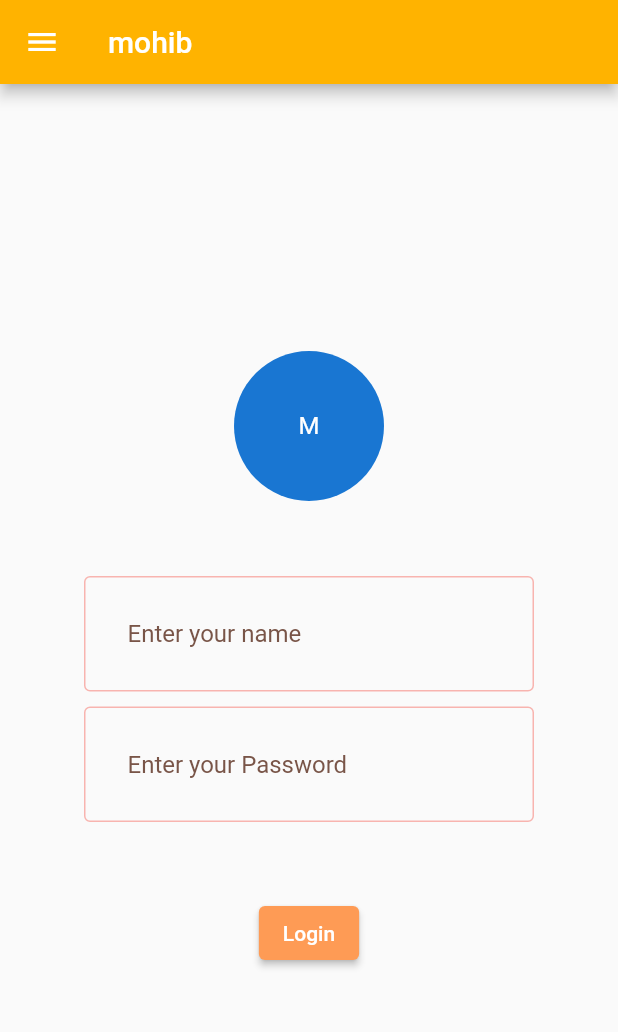
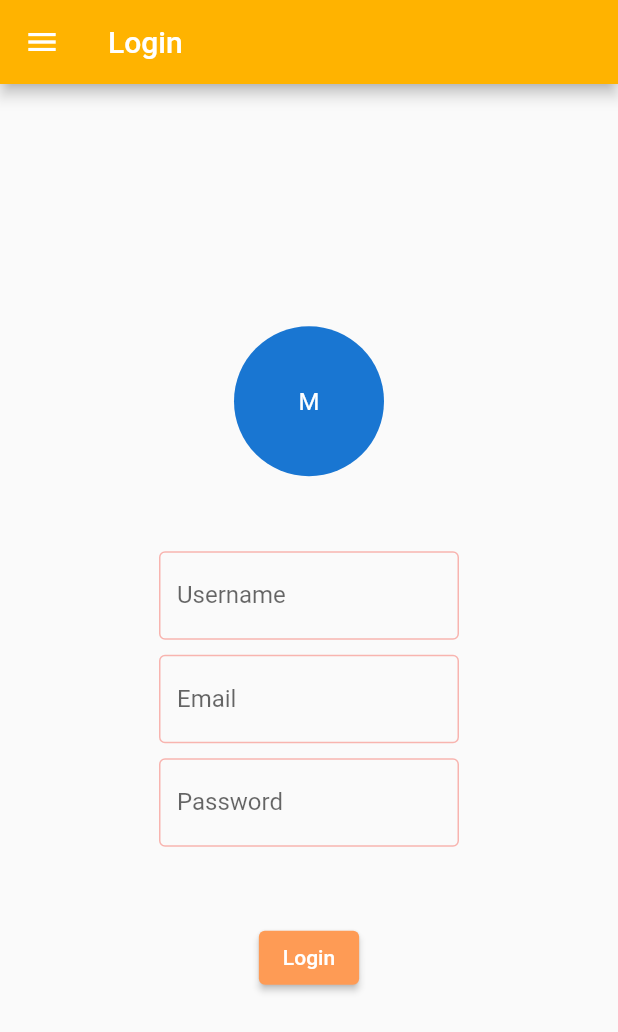
Before and after one commit to mohib988/Charity-App, a Flutter app: the LoginPage screen opened by its route, on a phone screen of 412 x 824 dp. Shown: the top 1032 px of the screen. Run offline on Flutter 3.47's test engine with Material 2 defaults, Android fonts, the phone set to English and light mode, and no system bars.

```diff
--- a/lib/main.dart
+++ b/lib/main.dart
@@ -18,7 +18,7 @@ class MyApp extends StatelessWidget {
     return MaterialApp(
       theme: MyTheme.lightTheme(context),
       debugShowCheckedModeBanner: false,
-      home: const splash(),
+      home:  LoginPage(),
       routes: {
         "/login": (context) => LoginPage(),
         "/signup": (context) => SignupPage(),
--- a/lib/pages/login.dart
+++ b/lib/pages/login.dart
@@ -5,26 +5,28 @@ import '../urls/urls.dart';
 import 'package:http/http.dart' as http;
 
 class User {
-  String name;
+  String username;
+  String email;
   String password;
-  User(this.name, this.password);
+  User(this.username, this.email, this.password);
 
   User.fromJson(Map<String, dynamic> json)
-      : name = json['name'],
+      : username = json['username'],
+      email = json['email'],
         password = json['password'];
   Map<String, dynamic> toJson() => {
-        'name': name,
+        'username':username,'email': email,
         'password': password,
       };
 }
 
-Future<http.Response> greet(String name) {
-  var map = {'name': name};
-  return http.post(
-    Uri.parse('http://localhost:8000/'),
-    body: map,
-  );
-}
+// Future<http.Response> greet(String email) {
+//   var map = {'email': email};
+//   return http.post(
+//     Uri.parse('http://localhost:8000/'),
+//     body: map,
+//   );
+// }
 
 class LoginPage extends StatefulWidget {
   @override
@@ -33,14 +35,43 @@ class LoginPage extends StatefulWidget {
 }
 
 class _LoginPageState extends State<LoginPage> {
-  User user = User("", "");
+  User user = User("","", "");
   Map<String, dynamic> a = {"name": "mohib", "age": 34};
-  final _textFieldController = TextEditingController();
+  // final _textFieldController = TextEditingController();
   final _buttonController = MaterialStatesController();
+
+  Function(dynamic value)? _getOnChangedFunction(String type) {
+    final fieldMap = {
+
+      'username': (value) => user.username = value,
+      'email':(value) => user.email = value,
+      'password': (value) => user.password = value,
+    };
+    return fieldMap[type];
+  }
+
+  Widget _buildTextField(
+      {required String type,
+      required String label,
+      required String placeholder}) {
+    return SizedBox(
+      width: 200,
+      child: TextFormField(
+        decoration: InputDecoration(
+          labelText: label,
+          border: OutlineInputBorder(
+              borderSide: BorderSide(color: Colors.grey, width: 1)),
+          hintText: placeholder,
+        ),
+        onChanged: _getOnChangedFunction(type),
+      ),
+    );
+  }
+
   @override
   Widget build(BuildContext context) {
     return Scaffold(
-      appBar: AppBar(title: Text("mohib")),
+      appBar: AppBar(title: Text("Login")),
       body: Center(
         heightFactor: 10,
         child: Column(
@@ -53,75 +84,95 @@ class _LoginPageState extends State<LoginPage> {
             SizedBox(
               height: 50,
             ),
-            SizedBox(
-              width: 300,
-              child: TextFormField(
-                controller: _textFieldController,
-                decoration: InputDecoration(
-                  border: OutlineInputBorder(
-                      borderSide: BorderSide(color: Colors.grey)),
-                  hintText: "Enter your name",
-                  hintStyle: TextStyle(color: Colors.brown),
-                  contentPadding: EdgeInsets.all(29.0),
-                ),
-                onChanged: (value) => {
-                  setState(
-                    () {
-                      user.name = value;
-                      print(user.name);
-                    },
+            _buildTextField(
+              type: 'username',
+              label: 'Username',
+              placeholder: 'Enter your username',
+            ),
 
-                    // validator: (value) {
-                    //   if (value == null) {
-                    //     return "this is it";
-                    //   }
-                    //   return "this";
-                    // },
-                  ),
-                },
-              ),
-            ),
             SizedBox(
               height: 10,
             ),
+            _buildTextField(
+              type: 'email',
+              label: 'Email',
+              placeholder: 'Enter your email',
+            ),
+
+            // SizedBox(
+            //   width: 300,
+            //   child: TextFormField(
+            //     controller: _textFieldController,
+            //     decoration: InputDecoration(
+            //       border: OutlineInputBorder(
+            //           borderSide: BorderSide(color: Colors.grey)),
+            //       hintText: "Enter your email",
+            //       hintStyle: TextStyle(color: Colors.brown),
+            //       contentPadding: EdgeInsets.all(29.0),
+            //     ),
+            //     onChanged: (value) => {
+            //       setState(
+            //         () {
+            //           user.email = value;
+            //           print(user.email);
+            //         },
+
+            //         // validator: (value) {
+            //         //   if (value == null) {
+            //         //     return "this is it";
+            //         //   }
+            //         //   return "this";
+            //         // },
+            //       ),
+            //     },
+            //   ),
+            // ),
             SizedBox(
-              width: 300,
-              child: TextFormField(
-                controller: _textFieldController,
-                decoration: InputDecoration(
-                  border: OutlineInputBorder(
-                      borderSide: BorderSide(color: Colors.grey)),
-                  hintText: "Enter your Password",
-                  hintStyle: TextStyle(color: Colors.brown),
-                  contentPadding: EdgeInsets.all(29.0),
-                ),
-                onChanged: (value) => {
-                  setState(
-                    () {
-                      user.password = value;
-                      print(user.password);
-                    },
+              height: 10,
+            ),
+            _buildTextField(
+              type: 'password',
+              label: 'Password',
+              placeholder: 'Enter your password',
+            ),
+            // SizedBox(
+            //   width: 300,
+            //   child: TextFormField(
+            //     controller: _textFieldController,
+            //     decoration: InputDecoration(
+            //       border: OutlineInputBorder(
+            //           borderSide: BorderSide(color: Colors.grey)),
+            //       hintText: "Enter your Password",
+            //       hintStyle: TextStyle(color: Colors.brown),
+            //       contentPadding: EdgeInsets.all(29.0),
+            //     ),
+            //     onChanged: (value) => {
+            //       setState(
+            //         () {
+            //           user.password = value;
+            //           print(user.password);
+            //         },
 
-                    // validator: (value) {
-                    //   if (value == null) {
-                    //     return "this is it";
-                    //   }
-                    //   return "this";
-                    // },
-                  ),
-                },
-              ),
-            ),
+            //         // validator: (value) {
+            //         //   if (value == null) {
+            //         //     return "this is it";
+            //         //   }
+            //         //   return "this";
+            //         // },
+            //       ),
+            //     },
+            //   ),
+            // ),
             SizedBox(
               height: 50,
             ),
             ElevatedButton(
               statesController: _buttonController,
               onPressed: () {
-                AlertDialog(
-                  content: Text(_textFieldController.text),
-                );
-                //    return login((user));
+                // AlertDialog(
+                //   content: Text(_textFieldController.text),
+                // );
+                login((user));
               },
               child: Text("Login"),
               onHover: (value) => {print(_buttonController.value)},
--- a/lib/pages/signup_page.dart
+++ b/lib/pages/signup_page.dart
@@ -2,14 +2,14 @@ import 'package:flutter/material.dart';
 import 'package:flutter_application_1/urls/urls.dart';
 
 class SignupUser {
-  String name = '';
+  String username = '';
   String email = '';
   String password = '';
   String confirmPassword = '';
   String userType = ''; // added userType field
 
   SignupUser({
-    this.name = '',
+    this.username = '',
     this.email = '',
     this.password = '',
     this.confirmPassword = '',
@@ -18,7 +18,7 @@ class SignupUser {
 
   factory SignupUser.fromJson(Map<String, dynamic> json) {
     return SignupUser(
-      name: json['name'] ?? '',
+      username: json['name'] ?? '',
       email: json['email'] ?? '',
       password: json['password'] ?? '',
       confirmPassword: json['confirmPassword'] ?? '',
@@ -28,11 +28,11 @@ class SignupUser {
 
   Map<String, dynamic> toJson() {
     final Map<String, dynamic> data = <String, dynamic>{};
-    data['name'] = name;
+    data['username'] = username;
     data['email'] = email;
-    data['password'] = password;
-    data['confirmPassword'] = confirmPassword;
-    data['userType'] = userType; // added userType serialization
+    data['password1'] = password;
+    data['password2'] = confirmPassword;
+    data['user_type'] = userType; // added userType serialization
     return data;
   }
 }
@@ -47,7 +47,7 @@ class SignupPageState extends State<SignupPage> {
 
   Function(dynamic value)? _getOnChangedFunction(String type) {
     final fieldMap = {
-      'name': (value) => _user.name = value,
+      'username': (value) => _user.username = value,
       'email': (value) => _user.email = value,
       'password': (value) => _user.password = value,
       'confirmPassword': (value) => _user.confirmPassword = value,
@@ -93,9 +93,9 @@ class SignupPageState extends State<SignupPage> {
               ),
               SizedBox(height: 30.0),
               _buildTextField(
-                type: 'name',
-                label: 'Name',
-                placeholder: 'Enter your name',
+                type: 'username',
+                label: 'Username',
+                placeholder: 'Enter your username',
               ),
               SizedBox(height: 16.0),
               _buildTextField(
--- a/lib/urls/urls.dart
+++ b/lib/urls/urls.dart
@@ -2,13 +2,13 @@ import 'url_Class.dart';
 
 // APi client mein base url dalna rizwaz
 final apiClient = ApiClient(
-  baseUrl: 'http://localhost:3001',
+  baseUrl: 'http://localhost:8000',
   headers: {'Content-Type': 'application/json'},
 );
 
 login(value) {
-  print("hleo");
-  return apiClient.post('/', value);
+  print("login");
+  return apiClient.post('/dj-rest-auth/login/', value);
 }
 
 orgSignUp(value) {
@@ -17,6 +17,6 @@ orgSignUp(value) {
 }
 
 userSignup(value) {
-  print("hleo");
-  return apiClient.post('/', value);
+  print("signup");
+  return apiClient.post('/dj-rest-auth/registration/', value);
 }
```
